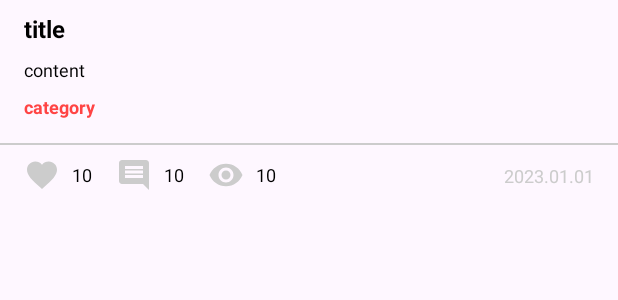
After one commit to rmfgh2004/part3-chapter8, an Android app: the layout item_content.xml on its own in the app's theme, with its tools: preview values and no code run, on a phone screen of 412 x 824 dp. The commit adds this screen. Shown: the top 300 px of the screen. Run offline under Robolectric (Android 15) with nearby library versions, the phone set to English and light mode, and no system bars.

Commit message:
create part3-chapter8

```diff
--- a/app/src/main/AndroidManifest.xml
+++ b/app/src/main/AndroidManifest.xml
@@ -16,7 +16,7 @@
         android:theme="@style/Theme.Part3chapter8"
         tools:targetApi="31">
         <activity
-            android:name=".MainActivity"
+            android:name=".presenter.ui.MainActivity"
             android:exported="true">
             <intent-filter>
                 <action android:name="android.intent.action.MAIN" />
--- /dev/null
+++ b/app/src/main/res/drawable/baseline_add_24.xml
@@ -0,0 +1,5 @@
+<vector xmlns:android="http://schemas.android.com/apk/res/android" android:height="24dp" android:tint="#000000" android:viewportHeight="24" android:viewportWidth="24" android:width="24dp">
+
+    <path android:fillColor="@android:color/white" android:pathData="M19,13h-6v6h-2v-6H5v-2h6V5h2v6h6v2z"/>
+
+</vector>
--- /dev/null
+++ b/app/src/main/res/drawable/baseline_comment_24.xml
@@ -0,0 +1,5 @@
+<vector xmlns:android="http://schemas.android.com/apk/res/android" android:autoMirrored="true" android:height="24dp" android:tint="#CCCCCC" android:viewportHeight="24" android:viewportWidth="24" android:width="24dp">
+
+    <path android:fillColor="@android:color/white" android:pathData="M21.99,4c0,-1.1 -0.89,-2 -1.99,-2L4,2c-1.1,0 -2,0.9 -2,2v12c0,1.1 0.9,2 2,2h14l4,4 -0.01,-18zM18,14L6,14v-2h12v2zM18,11L6,11L6,9h12v2zM18,8L6,8L6,6h12v2z"/>
+
+</vector>
--- /dev/null
+++ b/app/src/main/res/drawable/baseline_favorite_24.xml
@@ -0,0 +1,5 @@
+<vector xmlns:android="http://schemas.android.com/apk/res/android" android:height="24dp" android:tint="#CCCCCC" android:viewportHeight="24" android:viewportWidth="24" android:width="24dp">
+
+    <path android:fillColor="@android:color/white" android:pathData="M12,21.35l-1.45,-1.32C5.4,15.36 2,12.28 2,8.5 2,5.42 4.42,3 7.5,3c1.74,0 3.41,0.81 4.5,2.09C13.09,3.81 14.76,3 16.5,3 19.58,3 22,5.42 22,8.5c0,3.78 -3.4,6.86 -8.55,11.54L12,21.35z"/>
+
+</vector>
--- /dev/null
+++ b/app/src/main/res/drawable/baseline_remove_red_eye_24.xml
@@ -0,0 +1,5 @@
+<vector xmlns:android="http://schemas.android.com/apk/res/android" android:height="24dp" android:tint="#CCCCCC" android:viewportHeight="24" android:viewportWidth="24" android:width="24dp">
+
+    <path android:fillColor="@android:color/white" android:pathData="M12,4.5C7,4.5 2.73,7.61 1,12c1.73,4.39 6,7.5 11,7.5s9.27,-3.11 11,-7.5c-1.73,-4.39 -6,-7.5 -11,-7.5zM12,17c-2.76,0 -5,-2.24 -5,-5s2.24,-5 5,-5 5,2.24 5,5 -2.24,5 -5,5zM12,9c-1.66,0 -3,1.34 -3,3s1.34,3 3,3 3,-1.34 3,-3 -1.34,-3 -3,-3z"/>
+
+</vector>
--- /dev/null
+++ b/app/src/main/res/layout/item_content.xml
@@ -0,0 +1,137 @@
+<?xml version="1.0" encoding="utf-8"?>
+<layout xmlns:android="http://schemas.android.com/apk/res/android"
+    xmlns:app="http://schemas.android.com/apk/res-auto"
+    xmlns:tools="http://schemas.android.com/tools">
+
+    <data>
+
+        <variable
+            name="item"
+            type="com.example.part3_chapter8.domain.model.Content" />
+
+        <variable
+            name="handler"
+            type="com.example.part3_chapter8.presenter.ui.MainActivity.Handler" />
+    </data>
+
+    <androidx.constraintlayout.widget.ConstraintLayout
+        android:layout_width="match_parent"
+        android:layout_height="wrap_content"
+        android:onClick="@{() -> handler.onClickItem(item)}"
+        android:onLongClick="@{() -> handler.onLongClickItem(item)}">
+
+        <androidx.appcompat.widget.AppCompatTextView
+            android:id="@+id/titleTextView"
+            android:layout_width="0dp"
+            android:layout_height="wrap_content"
+            android:layout_marginStart="@dimen/margin"
+            android:layout_marginTop="@dimen/margin_small"
+            android:layout_marginEnd="@dimen/margin"
+            android:text="@{item.title}"
+            android:textAppearance="@style/TextAppearance.App.Large.Bold"
+            app:layout_constraintEnd_toEndOf="parent"
+            app:layout_constraintStart_toStartOf="parent"
+            app:layout_constraintTop_toTopOf="parent"
+            tools:text="title" />
+
+        <androidx.appcompat.widget.AppCompatTextView
+            android:id="@+id/contentTextView"
+            android:layout_width="0dp"
+            android:layout_height="wrap_content"
+            android:layout_marginStart="@dimen/margin"
+            android:layout_marginTop="@dimen/margin_small"
+            android:layout_marginEnd="@dimen/margin"
+            android:text="@{item.content}"
+            android:textAppearance="@style/TextAppearance.App.Small"
+            app:layout_constraintEnd_toEndOf="parent"
+            app:layout_constraintStart_toStartOf="parent"
+            app:layout_constraintTop_toBottomOf="@id/titleTextView"
+            tools:text="content" />
+
+        <androidx.appcompat.widget.AppCompatTextView
+            android:id="@+id/categoryTextView"
+            android:layout_width="0dp"
+            android:layout_height="wrap_content"
+            android:layout_marginStart="@dimen/margin"
+            android:layout_marginTop="@dimen/margin_small"
+            android:layout_marginEnd="@dimen/margin"
+            android:text="@{item.category}"
+            android:textAppearance="@style/TextAppearance.App.Small.Bold"
+            android:textColor="@android:color/holo_red_light"
+            app:layout_constraintEnd_toEndOf="parent"
+            app:layout_constraintStart_toStartOf="parent"
+            app:layout_constraintTop_toBottomOf="@id/contentTextView"
+            tools:text="category" />
+
+        <View
+            android:id="@+id/divider"
+            android:layout_width="0dp"
+            android:layout_height="1dp"
+            android:layout_marginTop="@dimen/margin"
+            android:background="#CCCCCC"
+            app:layout_constraintEnd_toEndOf="parent"
+            app:layout_constraintStart_toStartOf="parent"
+            app:layout_constraintTop_toBottomOf="@id/categoryTextView" />
+
+        <androidx.appcompat.widget.AppCompatTextView
+            android:id="@+id/likeCountTextView"
+            android:layout_width="wrap_content"
+            android:layout_height="wrap_content"
+            android:layout_marginStart="@dimen/margin"
+            android:layout_marginTop="@dimen/margin_small"
+            android:layout_marginBottom="@dimen/margin_small"
+            android:drawableStart="@drawable/baseline_favorite_24"
+            android:drawablePadding="@dimen/padding_small"
+            android:gravity="center_vertical"
+            android:text="@{Integer.toString(item.likeCount)}"
+            android:textAppearance="@style/TextAppearance.App.Small"
+            app:layout_constraintBottom_toBottomOf="parent"
+            app:layout_constraintStart_toStartOf="parent"
+            app:layout_constraintTop_toBottomOf="@id/divider"
+            tools:text="10" />
+
+        <androidx.appcompat.widget.AppCompatTextView
+            android:id="@+id/commentCountTextView"
+            android:layout_width="wrap_content"
+            android:layout_height="wrap_content"
+            android:layout_marginStart="@dimen/margin"
+            android:drawableStart="@drawable/baseline_comment_24"
+            android:drawablePadding="@dimen/padding_small"
+            android:gravity="center_vertical"
+            android:text="@{Integer.toString(item.commentCount)}"
+            android:textAppearance="@style/TextAppearance.App.Small"
+            app:layout_constraintBottom_toBottomOf="@id/likeCountTextView"
+            app:layout_constraintStart_toEndOf="@id/likeCountTextView"
+            app:layout_constraintTop_toTopOf="@id/likeCountTextView"
+            tools:text="10" />
+
+        <androidx.appcompat.widget.AppCompatTextView
+            android:id="@+id/viewCountTextView"
+            android:layout_width="wrap_content"
+            android:layout_height="wrap_content"
+            android:layout_marginStart="@dimen/margin"
+            android:drawableStart="@drawable/baseline_remove_red_eye_24"
+            android:drawablePadding="@dimen/padding_small"
+            android:gravity="center_vertical"
+            android:text="@{Integer.toString(item.viewCount)}"
+            android:textAppearance="@style/TextAppearance.App.Small"
+            app:layout_constraintBottom_toBottomOf="@id/commentCountTextView"
+            app:layout_constraintStart_toEndOf="@id/commentCountTextView"
+            app:layout_constraintTop_toTopOf="@id/commentCountTextView"
+            tools:text="10" />
+
+        <androidx.appcompat.widget.AppCompatTextView
+            android:id="@+id/dateTextView"
+            android:layout_width="wrap_content"
+            android:layout_height="wrap_content"
+            android:layout_marginEnd="@dimen/margin"
+            android:textAppearance="@style/TextAppearance.App.Small"
+            android:textColor="#CCCCCC"
+            app:date="@{item.createdDate}"
+            app:layout_constraintBottom_toBottomOf="@id/likeCountTextView"
+            app:layout_constraintEnd_toEndOf="parent"
+            app:layout_constraintTop_toTopOf="@id/likeCountTextView"
+            tools:text="2023.01.01" />
+
+    </androidx.constraintlayout.widget.ConstraintLayout>
+</layout>
```
Also changed, not shown: app/src/main/java/com/example/part3_chapter8/MainActivity.kt (deleted, +0 -20 lines), app/src/main/java/com/example/part3_chapter8/domain/model/Content.kt (added, +15 -0 lines), app/src/main/java/com/example/part3_chapter8/presenter/ui/MainActivity.kt (added, +61 -0 lines), app/src/main/java/com/example/part3_chapter8/presenter/ui/list/ListAdapter.kt (added, +40 -0 lines), app/src/main/java/com/example/part3_chapter8/presenter/ui/list/viewholder/ContentViewHolder.kt (added, +17 -0 lines), app/src/main/java/com/example/part3_chapter8/util/BindingAdapter.kt (added, +10 -0 lines), app/src/main/res/layout/activity_main.xml (+50 -5 lines).
